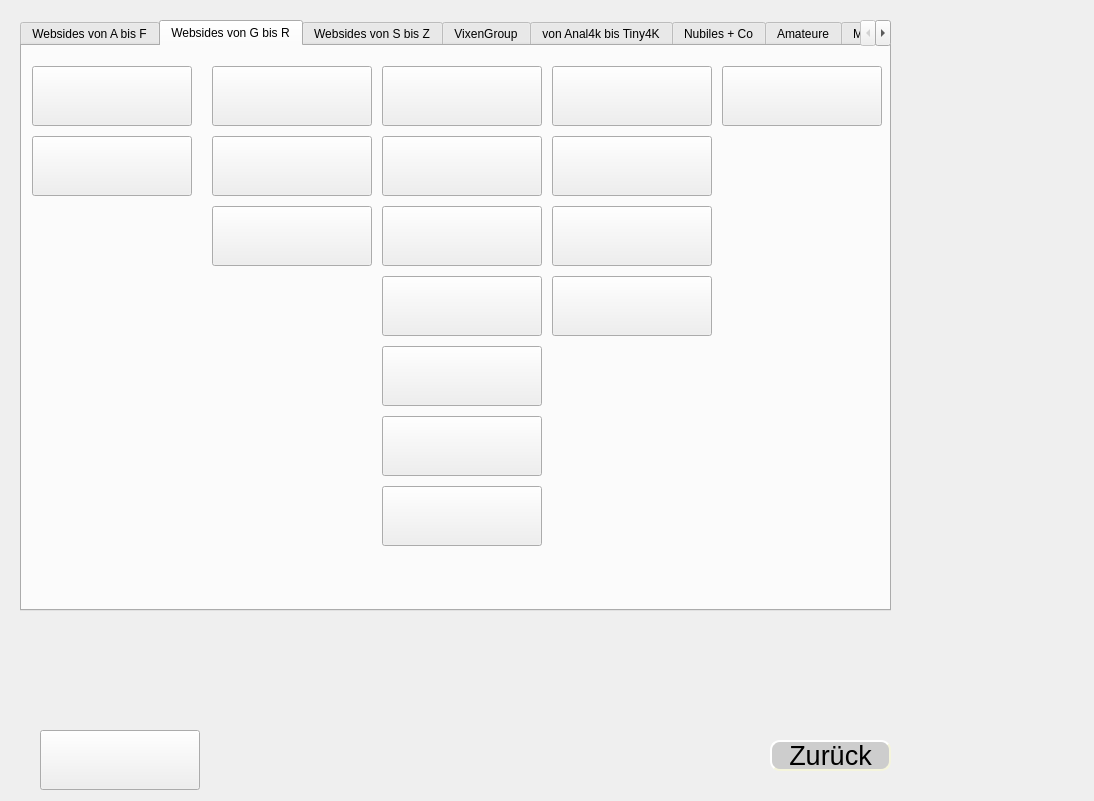
Qt form gui/uic_imports/button_websides.ui (Ernie1412/Datei_info_Creator) before a commit.
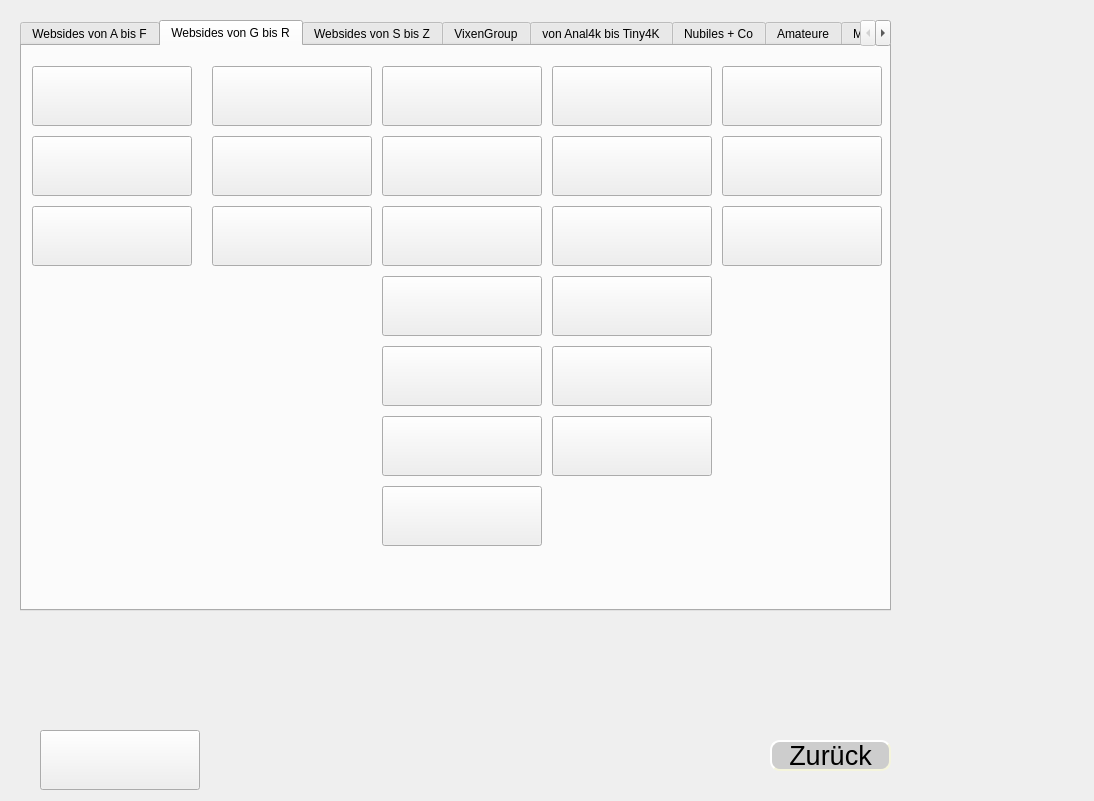
The same form after that commit. The open tabs and pages were chosen to show the change. Icons and pictures are not drawn.

```diff
--- a/gui/uic_imports/button_websides.ui
+++ b/gui/uic_imports/button_websides.ui
@@ -952,7 +952,7 @@
      <property name="geometry">
       <rect>
        <x>530</x>
-       <y>160</y>
+       <y>230</y>
        <width>160</width>
        <height>60</height>
       </rect>
@@ -1004,7 +1004,7 @@
      <property name="geometry">
       <rect>
        <x>530</x>
-       <y>230</y>
+       <y>300</y>
        <width>160</width>
        <height>60</height>
       </rect>
@@ -1161,7 +1161,136 @@
       <string>DigitalPlayground</string>
      </property>
      <property name="styleSheet">
-      <string notr="true">background-image: url(:/gui/resource_collection_files/Logos/grafics/DigitalPlayground/DigitalPlayground_160x60.png);
+      <string notr="true">background-image: url(:/gui/resource_collection_files/Logos/studios/DigitalPlayground/DigitalPlayground_160x60.png);
+</string>
+     </property>
+     <property name="text">
+      <string/>
+     </property>
+    </widget>
+    <widget class="QPushButton" name="Btn_HussiePass">
+     <property name="geometry">
+      <rect>
+       <x>700</x>
+       <y>90</y>
+       <width>160</width>
+       <height>60</height>
+      </rect>
+     </property>
+     <property name="font">
+      <font>
+       <pointsize>18</pointsize>
+      </font>
+     </property>
+     <property name="whatsThis">
+      <string>HussiePass</string>
+     </property>
+     <property name="styleSheet">
+      <string notr="true">background-image: url(:/gui/resource_collection_files/Logos/studios/HussiePass/HussiePass_160x60.jpg);
+</string>
+     </property>
+     <property name="text">
+      <string/>
+     </property>
+    </widget>
+    <widget class="QPushButton" name="Btn_Hitzefrei">
+     <property name="geometry">
+      <rect>
+       <x>700</x>
+       <y>160</y>
+       <width>160</width>
+       <height>60</height>
+      </rect>
+     </property>
+     <property name="font">
+      <font>
+       <pointsize>18</pointsize>
+      </font>
+     </property>
+     <property name="whatsThis">
+      <string>Hitzefrei</string>
+     </property>
+     <property name="styleSheet">
+      <string notr="true">background-image: url(:/gui/resource_collection_files/Logos/studios/Hitzefrei/Hitzefrei_160x60.jpg);</string>
+     </property>
+     <property name="text">
+      <string/>
+     </property>
+    </widget>
+    <widget class="QPushButton" name="Btn_TheWhiteBoxxx">
+     <property name="geometry">
+      <rect>
+       <x>530</x>
+       <y>370</y>
+       <width>160</width>
+       <height>60</height>
+      </rect>
+     </property>
+     <property name="font">
+      <font>
+       <pointsize>18</pointsize>
+      </font>
+     </property>
+     <property name="whatsThis">
+      <string>TheWhiteBoxxx</string>
+     </property>
+     <property name="styleSheet">
+      <string notr="true">background-image: url(:/gui/resource_collection_files/Logos/studios/LetsDoeit/TheWhiteBoxxx/TheWhiteBoxxx_160x90.jpg);
+</string>
+     </property>
+     <property name="text">
+      <string/>
+     </property>
+    </widget>
+    <widget class="QPushButton" name="Btn_nuruMassage">
+     <property name="geometry">
+      <rect>
+       <x>530</x>
+       <y>160</y>
+       <width>160</width>
+       <height>60</height>
+      </rect>
+     </property>
+     <property name="font">
+      <font>
+       <pointsize>18</pointsize>
+      </font>
+     </property>
+     <property name="whatsThis">
+      <string>nuruMassage</string>
+     </property>
+     <property name="styleSheet">
+      <string notr="true">background-image: url(:/gui/resource_collection_files/Logos/studios/nuruMassage/nuruMassage_160x60.jpg);
+
+</string>
+     </property>
+     <property name="text">
+      <string/>
+     </property>
+    </widget>
+    <widget class="QPushButton" name="Btn_Kink">
+     <property name="geometry">
+      <rect>
+       <x>10</x>
+       <y>160</y>
+       <width>160</width>
+       <height>60</height>
+      </rect>
+     </property>
+     <property name="font">
+      <font>
+       <pointsize>18</pointsize>
+      </font>
+     </property>
+     <property name="toolTip">
+      <string>Network 'Kink'</string>
+     </property>
+     <property name="whatsThis">
+      <string>Kink</string>
+     </property>
+     <property name="styleSheet">
+      <string notr="true">background-image: url(:/gui/resource_collection_files/Logos/studios/Kink/Kink_160x60.jpg);
+
 </string>
      </property>
      <property name="text">
@@ -3293,7 +3422,41 @@
       <string>TwistedVisual</string>
      </property>
      <property name="styleSheet">
-      <string notr="true">background-image: url(:/gui/resource_collection_files/Logos/grafics/TwistedVisual/TwistedVisual_160x60.jpg);
+      <string notr="true">background-image: url(:/gui/resource_collection_files/Logos/studios/TwistedVisual/TwistedVisual_160x60.jpg);
+
+</string>
+     </property>
+     <property name="text">
+      <string/>
+     </property>
+    </widget>
+   </widget>
+   <widget class="QWidget" name="dogfart">
+    <attribute name="title">
+     <string>DogFart</string>
+    </attribute>
+    <widget class="QPushButton" name="Btn_WeFuckBlackGirls">
+     <property name="geometry">
+      <rect>
+       <x>10</x>
+       <y>10</y>
+       <width>160</width>
+       <height>60</height>
+      </rect>
+     </property>
+     <property name="font">
+      <font>
+       <pointsize>18</pointsize>
+      </font>
+     </property>
+     <property name="toolTip">
+      <string>WeFuckBlackGirls</string>
+     </property>
+     <property name="whatsThis">
+      <string>WeFuckBlackGirls</string>
+     </property>
+     <property name="styleSheet">
+      <string notr="true">background-image: url(:/gui/resource_collection_files/Logos/studios/DogFart/WeFuckBlackGirls/WeFuckBlackGirls_160x90.jpg);
 
 </string>
      </property>
```
Left out of the diff: 340 changed lines with no effect on the pictures.
